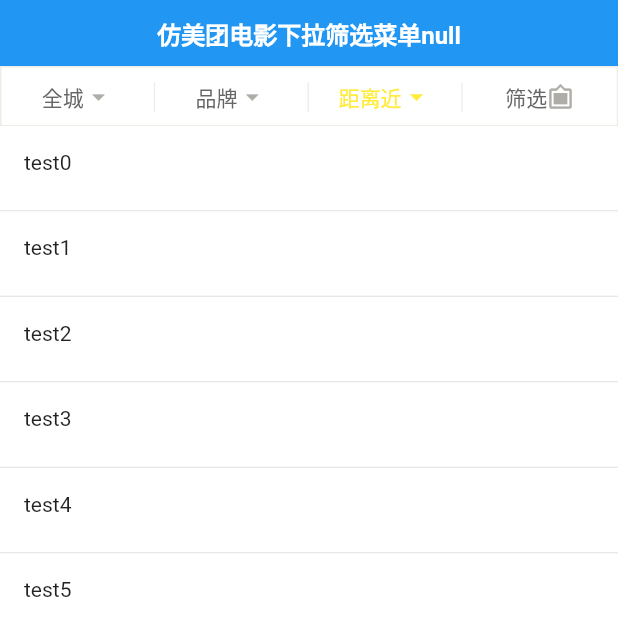
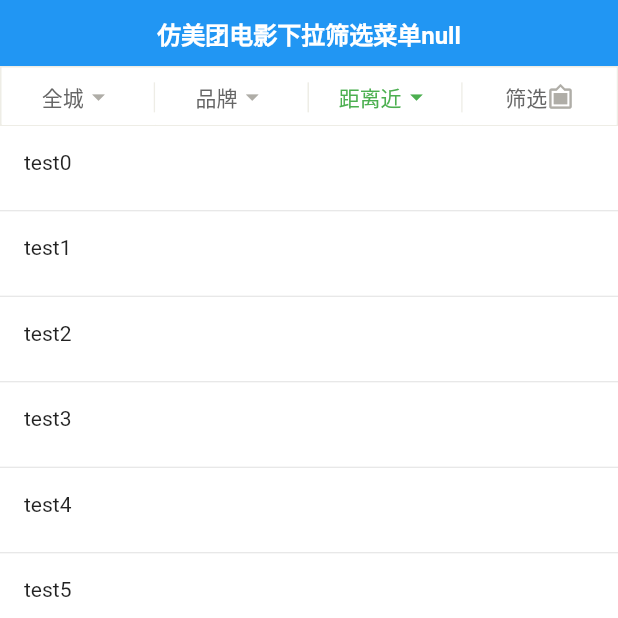
Before and after one commit to GanZhiXiong/gzx_dropdown_menu, a Flutter app: the screen it shows after launch, on a phone screen of 412 x 824 dp, the top half of it. Run offline on Flutter 3.47's test engine with Material 2 defaults, Android fonts, the phone set to English and light mode, and no system bars.

Commit message:
Update  GZXDropDownHeaderItem index 2 style

```diff
--- a/example/lib/gzx_dropdown_menu_test_page.dart
+++ b/example/lib/gzx_dropdown_menu_test_page.dart
@@ -107,7 +107,7 @@ class _GZXDropDownMenuTestPageState extends State<GZXDropDownMenuTestPage> {
                   GZXDropDownHeaderItem(_dropDownHeaderItemStrings[1]),
                   GZXDropDownHeaderItem(
                     _dropDownHeaderItemStrings[2],
-                    style: TextStyle(color: Colors.yellow),
+                    style: TextStyle(color: Colors.green),
                   ),
                   GZXDropDownHeaderItem(_dropDownHeaderItemStrings[3], iconData: Icons.filter_frames, iconSize: 18),
                 ],
```
